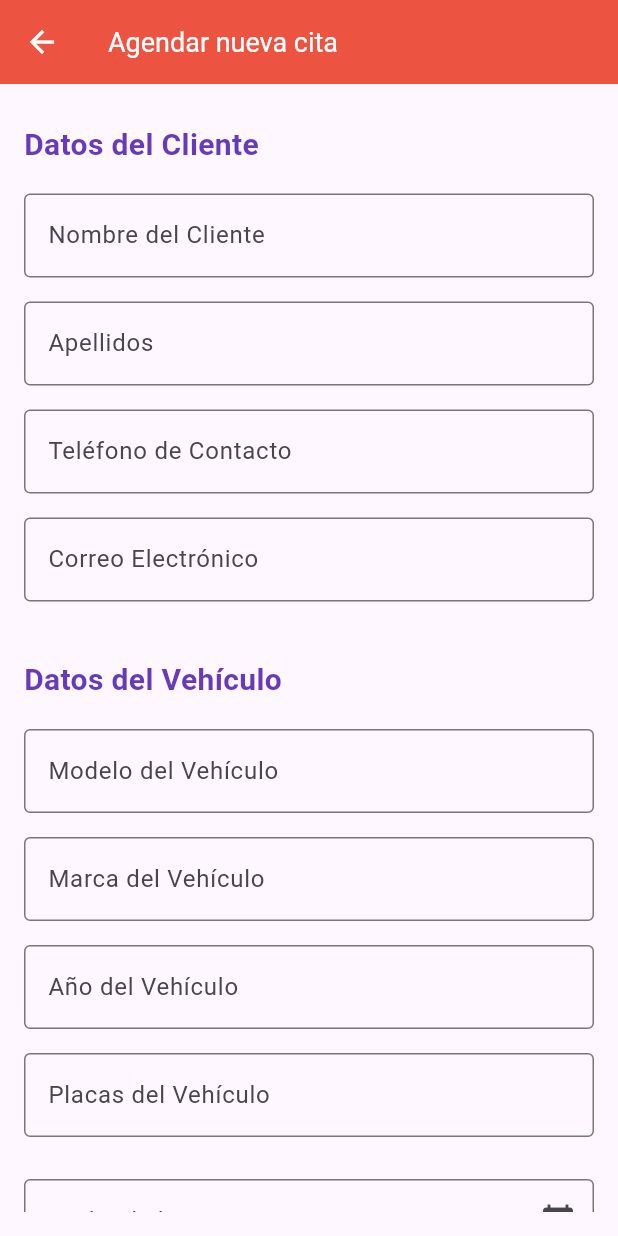
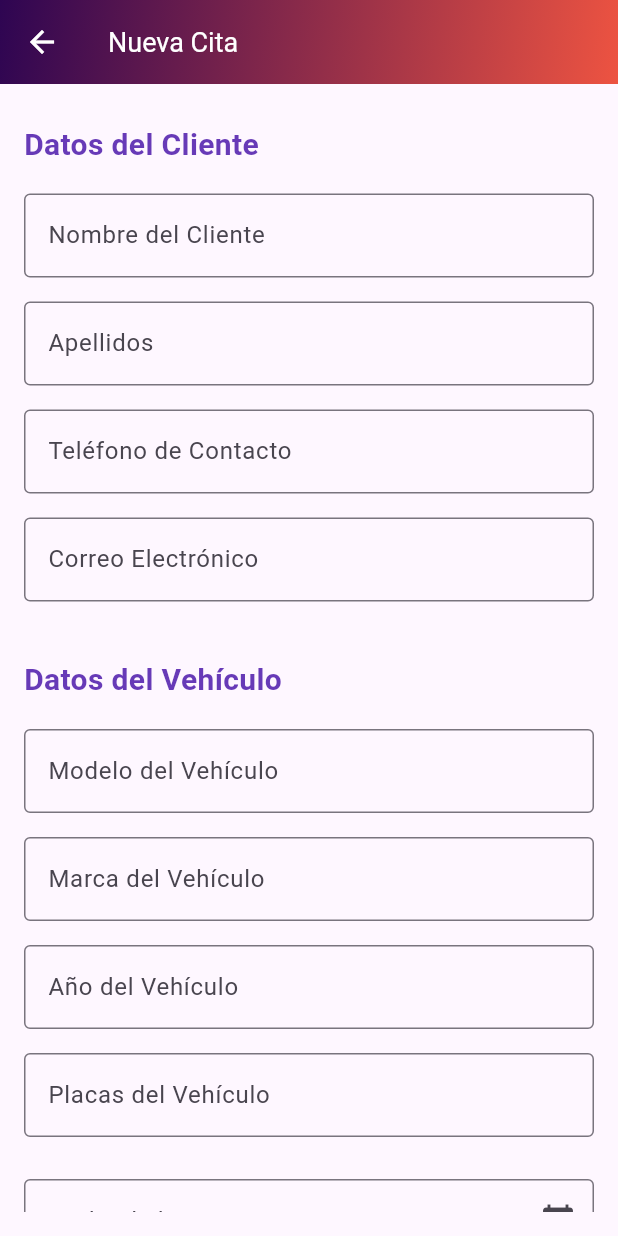
Before and after one commit to BIZAGoD/appclientemia, a Flutter app: the PantallaDetallesTaller screen opened directly with empty values, after a tap on "Agendar una Cita", on a phone screen of 412 x 824 dp. Run offline on Flutter 3.47's test engine with Material 3 defaults, Android fonts, the phone set to English and light mode, and no system bars; our stand-ins replace image_picker, shared_preferences; accounts and stored records are empty.

```diff
--- a/lib/PantallaInicio.dart
+++ b/lib/PantallaInicio.dart
@@ -300,7 +300,7 @@ class ShimmerLoading extends StatelessWidget {
                 ),
                 const SizedBox(height: 20),
                 const Text(
-                  'Verificando credenciales...',
+                  '',
                   style: TextStyle(
                     color: Color.fromARGB(255, 46, 5, 82),
                     fontSize: 16,
--- a/lib/Pantallas/Servicios/PantallaAgendarServicio.dart
+++ b/lib/Pantallas/Servicios/PantallaAgendarServicio.dart
@@ -171,10 +171,22 @@ class _PantallaAgendarServicioState extends State<PantallaAgendarServicio> {
     return Scaffold(
       appBar: AppBar(
         iconTheme: const IconThemeData(color: Colors.white),
-        title: const Text('Agendar nueva cita',
+        title: const Text('Nueva Cita',
             style: TextStyle(fontSize: 18, color: Colors.white)),
-        backgroundColor: const Color.fromARGB(255, 237, 83, 65),
+        flexibleSpace: Container(
+          decoration: const BoxDecoration(
+            gradient: LinearGradient(
+              begin: Alignment.topLeft,
+              end: Alignment.bottomRight,
+              colors: [
+                Color.fromARGB(255, 46, 5, 82),
+                Color.fromARGB(255, 237, 83, 65),
+              ],
+            ),
+          ),
+        ),
       ),
+
       body: Padding(
         padding: const EdgeInsets.all(16.0),
         child: Form(
--- a/lib/Pantallas/Servicios/PantallaDetallesTaller.dart
+++ b/lib/Pantallas/Servicios/PantallaDetallesTaller.dart
@@ -13,10 +13,21 @@ class PantallaDetallesTaller extends StatelessWidget {
       appBar: AppBar(
         iconTheme: const IconThemeData(color: Colors.white),
         title: const Text(
-          'Busqueda de Talleres',
+          'Talleres Disponibles',
           style: TextStyle(color: Colors.white),
         ),
-        backgroundColor: const Color.fromARGB(255, 237, 83, 65),
+        flexibleSpace: Container(
+          decoration: const BoxDecoration(
+            gradient: LinearGradient(
+              begin: Alignment.topLeft,
+              end: Alignment.bottomRight,
+              colors: [
+                Color.fromARGB(255, 46, 5, 82),
+                Color.fromARGB(255, 237, 83, 65),
+              ],
+            ),
+          ),
+        ),
       ),
 
 
```
Also changed, not shown: lib/Pantallas/Servicios/PantallaAgregarTaller.dart (+13 -2 lines), 4 other files.
